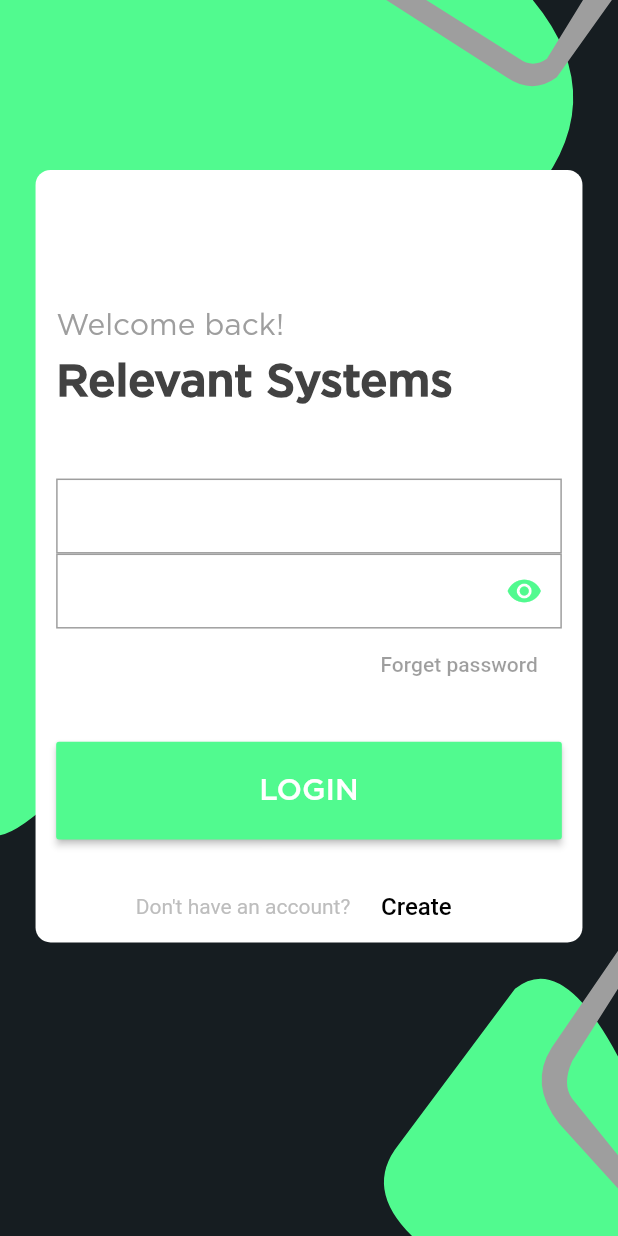
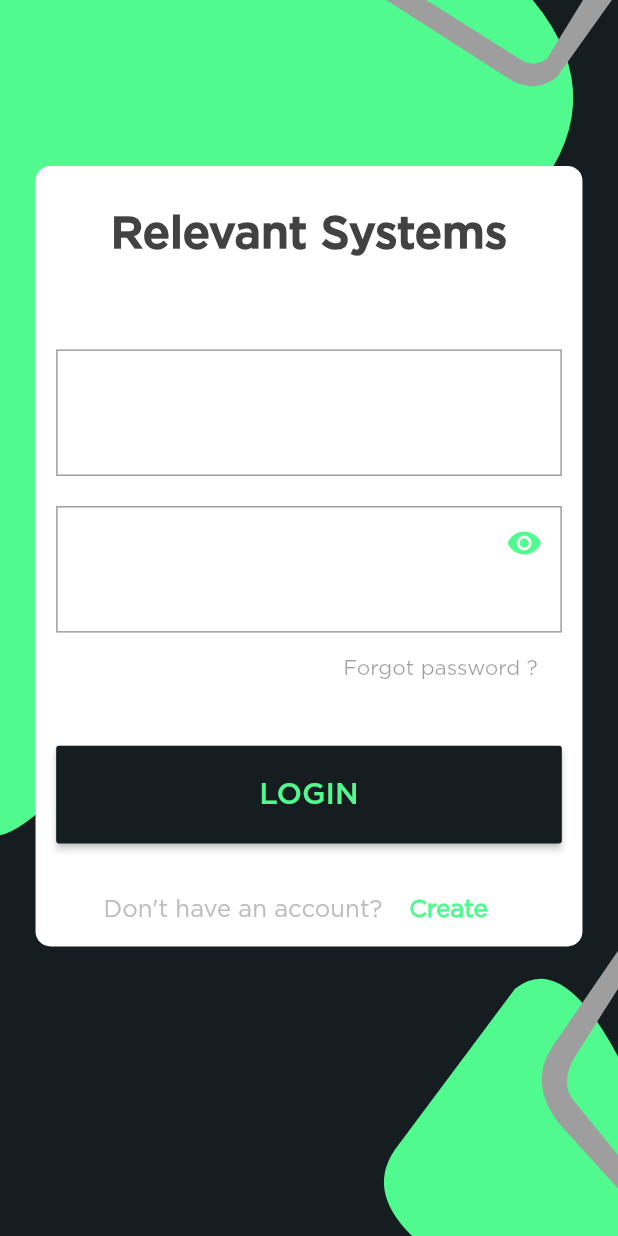
Before and after one commit to TanguAchilis/relevant_systems, a Flutter app: the screen it shows after launch, on a phone screen of 412 x 824 dp. Run offline on Flutter 3.47's test engine with Material 2 defaults, Android fonts, the phone set to English and light mode, and no system bars; statements that could not run were skipped.

Commit message:
change styling for login screena and refactored the code a lil bit

```diff
--- a/lib/components/normalInputField.dart
+++ b/lib/components/normalInputField.dart
@@ -25,8 +25,9 @@ class _NormalInputFieldState extends State<NormalInputField> {
       ),
       child: Container(
          padding: EdgeInsets.only(left: screensize.width/50),
+        height: screensize.height/10,
         decoration: BoxDecoration(
-          border: Border(left: BorderSide(color: focus?Theme.of(context).primaryColor:Colors.transparent,width:10 ))
+          border: Border(left: BorderSide(color: focus?Theme.of(context).primaryColorDark:Colors.transparent,width:10 ))
         ),
         child: TextFormField(
           onTap: (){
--- a/lib/components/passwordInputField.dart
+++ b/lib/components/passwordInputField.dart
@@ -28,8 +28,9 @@ class _PasswordInputFieldState extends State<PasswordInputField> {
                   ),
       child: Container(
         padding: EdgeInsets.only(left: screensize.width/40),
+        height: screensize.height/10,
         decoration: BoxDecoration(
-          border: Border(left: BorderSide(color: focus?Theme.of(context).primaryColor:Colors.transparent,width:10 ))
+          border: Border(left: BorderSide(color: focus?Theme.of(context).primaryColorDark:Colors.transparent,width:10 ))
         ),
 
         child: TextFormField(
--- a/lib/main.dart
+++ b/lib/main.dart
@@ -2,6 +2,7 @@ import 'package:flutter/material.dart';
 import 'package:relevant_systems/components/clippaths.dart';
 import 'package:relevant_systems/components/normalInputField.dart';
 import 'package:relevant_systems/components/passwordInputField.dart';
+import 'package:relevant_systems/screens/login/login_screen.dart';
 
 void main() => runApp(MyApp());
 
@@ -10,21 +11,22 @@ class MyApp extends StatelessWidget {
   @override
   Widget build(BuildContext context) {
     return MaterialApp(
-        title: 'Flutter Demo',
+        title: 'Relevant Systems',
         debugShowCheckedModeBanner: false,
         theme: ThemeData(
+            fontFamily:'Gotham-Book',
             scaffoldBackgroundColor: Color(0XFF161d21),
             primaryColorDark: Color(0XFF161d21),
             primaryColor: Color(0xFF51fa8f),
             accentColor: Color(0xFF51fa8f)),
-        home: MyHomeSection());
+        home: BaseScreen());
   }
 }
 
-class MyHomeSection extends StatelessWidget {
+class BaseScreen extends StatelessWidget {
   @override
   Widget build(BuildContext context) {
-    var screensize = MediaQuery.of(context).size;
+
     return Scaffold(
         body: SingleChildScrollView(
           child: Stack(
@@ -34,71 +36,8 @@ class MyHomeSection extends StatelessWidget {
           SemiTriangularPath(),
           TopThinTriangularPath(),
           BottomThinTriangularPath(),
-          Container(
-            alignment: Alignment.bottomCenter,
-            margin: EdgeInsets.only(bottom: screensize.height / 10),
+        LoginScreen()
 
-            padding: EdgeInsets.symmetric(
-
-                horizontal: screensize.width / 30),
-            width: screensize.width / 1.13,
-            constraints: BoxConstraints(
-              minHeight: screensize.height / 1.6,
-            ),
-            decoration: BoxDecoration(
-              color: Colors.white,
-              borderRadius: BorderRadius.circular(10),
-            ),
-            child: Column(
-              crossAxisAlignment: CrossAxisAlignment.start,
-              children: <Widget>[
-                SizedBox(height: screensize.height / 30,),
-                Text('Welcome back!', style: TextStyle(fontSize: 20, fontFamily:'Gotham-Book', color: Colors.grey)),
-                SizedBox(height: screensize.height/100,),
-                Text('Relevant Systems',  style: TextStyle(fontSize: 30, color: Colors.grey.shade800, fontFamily: 'Gotham-Medium', fontWeight: FontWeight.w900),),
-                SizedBox(height: screensize.height/18,),
-
-                NormalInputField(labelText: 'Email Address',),
-
-                PasswordInputField(labelText: 'Password',),
-                Row(
-                  mainAxisAlignment: MainAxisAlignment.end,
-                  children: <Widget>[
-                    FlatButton(
-                      child: Text('Forget password'),
-                    )
-                  ],
-                ),
-
-                SizedBox(height: screensize.height/30),
-
-                MaterialButton(
-                  minWidth: screensize.width / 1.13 - screensize.width / 15,
-                  padding: EdgeInsets.symmetric(vertical:screensize.width / 20 ),
-                  child: Text('LOGIN', style: TextStyle(fontSize: 20,color: Colors.white, fontFamily: 'Gotham-Medium'),),
-                  color: Theme.of(context).primaryColor,
-                  onPressed: (){
-
-                  },
-                ),
-
-                SizedBox(height: screensize.height/40),
-
-                Row(
-                  mainAxisAlignment: MainAxisAlignment.center,
-                  children: <Widget>[
-                    Text('Don\'t have an account?', style:TextStyle(color: Colors.grey.shade400)),
-                    FlatButton(
-                      child: Text('Create', style: TextStyle(fontSize: 16, color: Colors.black)),
-                    )
-                  ],
-                ),
-
-
-
-              ],
-            ),
-          ),
       ],
     ),
         ));
--- /dev/null
+++ b/lib/screens/login/login_screen.dart
@@ -0,0 +1,75 @@
+import 'package:flutter/material.dart';
+import 'package:relevant_systems/components/normalInputField.dart';
+import 'package:relevant_systems/components/passwordInputField.dart';
+
+class LoginScreen extends StatelessWidget {
+  @override
+  Widget build(BuildContext context) {
+    var screensize = MediaQuery.of(context).size;
+    return Container(
+      alignment: Alignment.bottomCenter,
+      margin: EdgeInsets.only(bottom: screensize.height / 10),
+
+      padding: EdgeInsets.symmetric(
+
+          horizontal: screensize.width / 30),
+      width: screensize.width / 1.13,
+      constraints: BoxConstraints(
+        minHeight: screensize.height / 1.6,
+      ),
+      decoration: BoxDecoration(
+        color: Colors.white,
+        borderRadius: BorderRadius.circular(10),
+      ),
+      child: Column(
+        crossAxisAlignment: CrossAxisAlignment.center,
+        children: <Widget>[
+          SizedBox(height: screensize.height / 30,),
+
+          Text('Relevant Systems',  style: TextStyle(fontSize: 30, color: Colors.grey.shade800, fontFamily: 'Gotham-Medium', fontWeight: FontWeight.w900),),
+          SizedBox(height: screensize.height/14,),
+
+          NormalInputField(labelText: 'Email Address',),
+          Padding(padding: EdgeInsets.all(10)),
+
+          PasswordInputField(labelText: 'Password',),
+          Row(
+            mainAxisAlignment: MainAxisAlignment.end,
+            children: <Widget>[
+              FlatButton(
+                child: Text('Forgot password ?'),
+              )
+            ],
+          ),
+
+          SizedBox(height: screensize.height/30),
+
+          MaterialButton(
+            minWidth: screensize.width / 1.13 - screensize.width / 15,
+            padding: EdgeInsets.symmetric(vertical:screensize.width / 20 ),
+            child: Text('LOGIN', style: TextStyle(fontSize: 20,color: Theme.of(context).primaryColor, fontFamily: 'Gotham-Medium'),),
+            color: Theme.of(context).primaryColorDark,
+            onPressed: (){
+
+            },
+          ),
+
+          SizedBox(height: screensize.height/40),
+
+          Row(
+            mainAxisAlignment: MainAxisAlignment.center,
+            children: <Widget>[
+              Text('Don\'t have an account?', style:TextStyle(color: Colors.grey.shade400,fontSize: 16)),
+              FlatButton(
+                child: Text('Create', style: TextStyle(fontSize: 16, color: Theme.of(context).primaryColor,fontWeight: FontWeight.bold)),
+              )
+            ],
+          ),
+
+
+
+        ],
+      ),
+    );
+  }
+}
```
Also changed, not shown: pubspec.lock, 7 other files.
